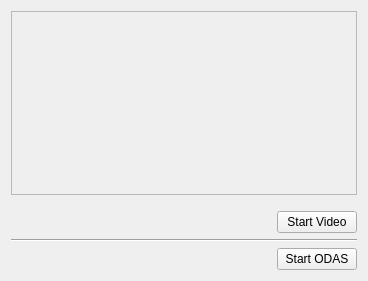
Old version of the form src/app/gui/conference.ui in the repository introlab/rendezvous.
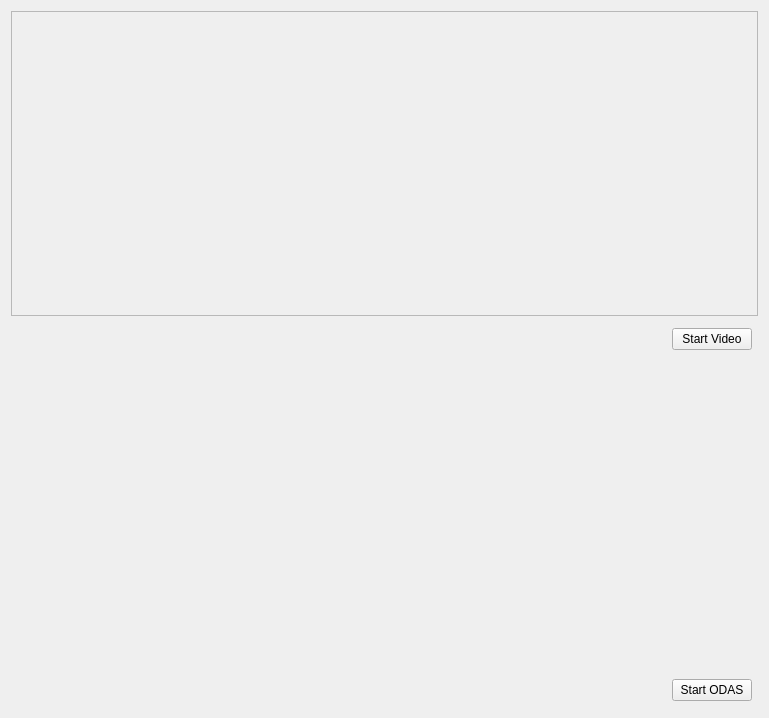
New version of the form.

```diff
--- a/src/app/gui/conference.ui
+++ b/src/app/gui/conference.ui
@@ -6,8 +6,8 @@
    <rect>
     <x>0</x>
     <y>0</y>
-    <width>368</width>
-    <height>281</height>
+    <width>769</width>
+    <height>718</height>
    </rect>
   </property>
   <property name="mouseTracking">
@@ -19,7 +19,7 @@
      <item>
       <widget class="QFrame" name="virtualCameraFrame">
        <property name="sizePolicy">
-        <sizepolicy hsizetype="Expanding" vsizetype="Expanding">
+        <sizepolicy hsizetype="Preferred" vsizetype="Preferred">
          <horstretch>0</horstretch>
          <verstretch>0</verstretch>
         </sizepolicy>
@@ -27,7 +27,7 @@
        <property name="minimumSize">
         <size>
          <width>0</width>
-         <height>0</height>
+         <height>300</height>
         </size>
        </property>
        <property name="frameShape">
@@ -57,8 +57,17 @@
      </item>
      <item>
       <layout class="QHBoxLayout" name="horizontalLayout_6">
+       <property name="leftMargin">
+        <number>6</number>
+       </property>
        <property name="topMargin">
-        <number>10</number>
+        <number>6</number>
+       </property>
+       <property name="rightMargin">
+        <number>6</number>
+       </property>
+       <property name="bottomMargin">
+        <number>6</number>
        </property>
        <item>
         <spacer name="horizontalSpacer_3">
@@ -96,10 +105,61 @@
       </layout>
      </item>
      <item>
-      <widget class="Line" name="line_5">
-       <property name="orientation">
-        <enum>Qt::Horizontal</enum>
+      <widget class="QFrame" name="soundPositionsFrame">
+       <property name="minimumSize">
+        <size>
+         <width>0</width>
+         <height>300</height>
+        </size>
        </property>
+       <property name="maximumSize">
+        <size>
+         <width>16777215</width>
+         <height>400</height>
+        </size>
+       </property>
+       <property name="frameShape">
+        <enum>QFrame::NoFrame</enum>
+       </property>
+       <property name="frameShadow">
+        <enum>QFrame::Raised</enum>
+       </property>
+       <layout class="QHBoxLayout" name="horizontalLayout_2">
+        <property name="spacing">
+         <number>0</number>
+        </property>
+        <property name="leftMargin">
+         <number>0</number>
+        </property>
+        <property name="topMargin">
+         <number>0</number>
+        </property>
+        <property name="rightMargin">
+         <number>0</number>
+        </property>
+        <property name="bottomMargin">
+         <number>0</number>
+        </property>
+        <item>
+         <layout class="QVBoxLayout" name="soundPositionsLayout">
+          <property name="spacing">
+           <number>6</number>
+          </property>
+          <property name="leftMargin">
+           <number>6</number>
+          </property>
+          <property name="topMargin">
+           <number>6</number>
+          </property>
+          <property name="rightMargin">
+           <number>6</number>
+          </property>
+          <property name="bottomMargin">
+           <number>6</number>
+          </property>
+         </layout>
+        </item>
+       </layout>
       </widget>
      </item>
      <item>
@@ -111,6 +171,18 @@
      </item>
      <item>
       <layout class="QHBoxLayout" name="horizontalLayout">
+       <property name="leftMargin">
+        <number>6</number>
+       </property>
+       <property name="topMargin">
+        <number>6</number>
+       </property>
+       <property name="rightMargin">
+        <number>6</number>
+       </property>
+       <property name="bottomMargin">
+        <number>6</number>
+       </property>
        <item>
         <spacer name="horizontalSpacer">
          <property name="orientation">
```
Left out of the diff: 24 changed lines with no effect on the pictures.
